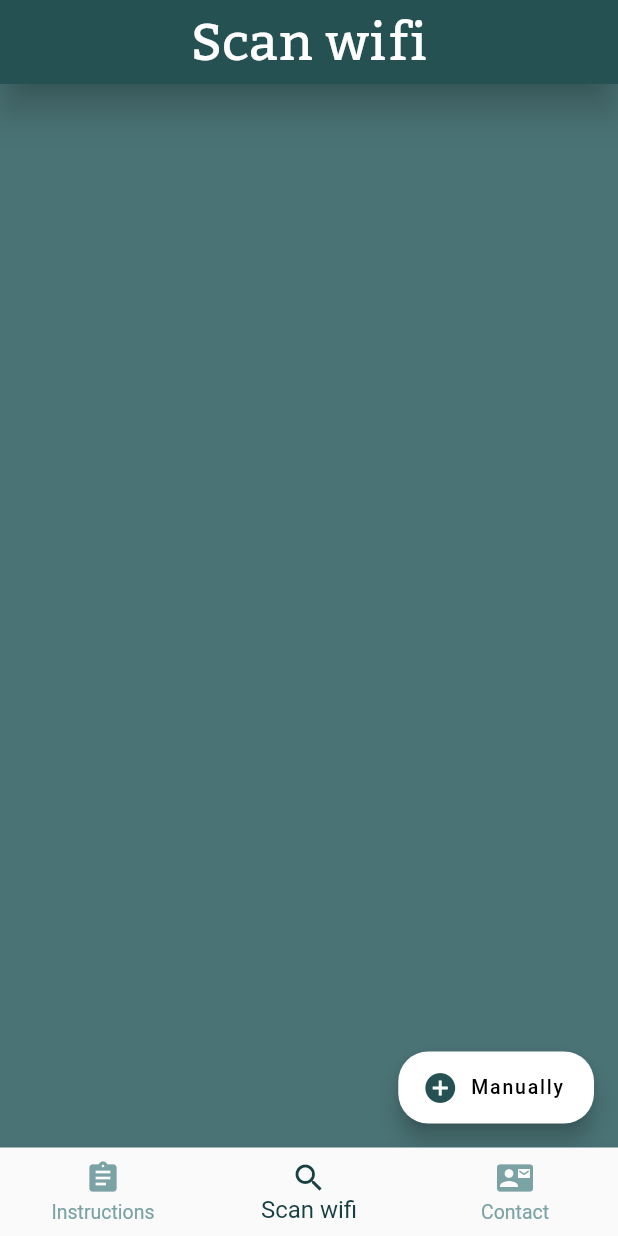
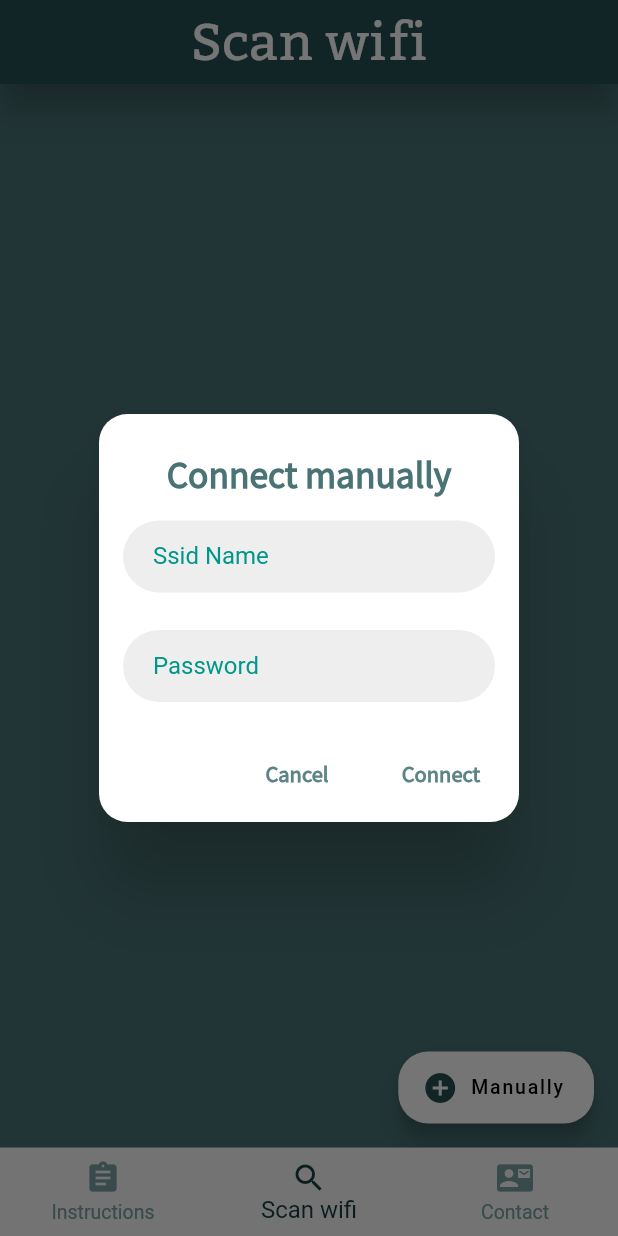
Before and after one commit to ErickMUOSD/ScanWifiAndConnect, a Flutter app: the screen it shows after launch, item 2 of the bottom bar chosen, after a tap on "Manually", on a phone screen of 412 x 824 dp. Run offline on Flutter 3.47's test engine with Material 2 defaults, Android fonts, the phone set to English and light mode, and no system bars; missing offline and left inert: giffy_dialog, wifi_configuration_2.

Commit message:
connect manually works and it was improved the logic

```diff
--- a/lib/dialogs.dart
+++ b/lib/dialogs.dart
@@ -2,12 +2,13 @@ import 'package:app/constants.dart';
 import 'package:flutter/cupertino.dart';
 import 'package:flutter/material.dart';
 import 'package:giffy_dialog/giffy_dialog.dart';
-import 'scanwifi.dart';
+
+import 'functions.dart';
 
 final myController1 = TextEditingController();
 final myController2 = TextEditingController();
 
-Scanwifi wifi = Scanwifi();
+
 
 showAlertDialog(BuildContext context, String valueText1, String valueText2,
     String valueAnimation) {
@@ -65,6 +66,42 @@ showInputDialog(BuildContext context) {
                 controller: myController1,
                 keyboardType: TextInputType.text,
                 decoration: InputDecoration(
+                  focusedBorder: OutlineInputBorder(
+                    borderSide: BorderSide(color: Colors.transparent),
+                    borderRadius:  BorderRadius.all(Radius.circular(30)),
+
+                  ),
+                    contentPadding: EdgeInsets.only(bottom: 10.0, left: 20.0),
+                    enabledBorder: OutlineInputBorder(
+                        borderSide: BorderSide(color: Colors.transparent),
+                        borderRadius: BorderRadius.all(Radius.circular(30))),
+                    border: OutlineInputBorder(
+
+                        borderSide: BorderSide(color: Colors.transparent),
+                        borderRadius: BorderRadius.all(Radius.circular(30))),
+                    hintStyle: TextStyle(
+                      color: Colors.black,
+                    ),
+                    labelStyle: TextStyle(color: Colors.teal),
+                    filled: true,
+                    fillColor: Colors.grey[200],
+                    labelText: 'Ssid Name',
+                    hintText: 'eg. Abb4e 2.4g'),
+              ),
+              SizedBox(
+                height: 25.0,
+              ),
+              TextField(
+
+                controller: myController2,
+                keyboardType: TextInputType.text,
+
+                decoration: InputDecoration(
+                    focusedBorder: OutlineInputBorder(
+                      borderSide: BorderSide(color: Colors.transparent),
+                      borderRadius:  BorderRadius.all(Radius.circular(30)),
+
+                    ),
                     contentPadding: EdgeInsets.only(bottom: 10.0, left: 20.0),
                     enabledBorder: OutlineInputBorder(
                         borderSide: BorderSide(color: Colors.transparent),
@@ -75,28 +112,7 @@ showInputDialog(BuildContext context) {
                     hintStyle: TextStyle(
                       color: Colors.black,
                     ),
-                    filled: true,
-                    fillColor: Colors.grey[200],
-                    labelText: 'Ssid Name',
-                    hintText: 'eg. Abb4e 2.4g'),
-              ),
-              SizedBox(
-                height: 25.0,
-              ),
-              TextField(
-                controller: myController2,
-                keyboardType: TextInputType.text,
-                decoration: InputDecoration(
-                    contentPadding: EdgeInsets.only(bottom: 10.0, left: 20.0),
-                    enabledBorder: OutlineInputBorder(
-                        borderSide: BorderSide(color: Colors.transparent),
-                        borderRadius: BorderRadius.all(Radius.circular(30))),
-                    border: OutlineInputBorder(
-                        borderSide: BorderSide(color: Colors.transparent),
-                        borderRadius: BorderRadius.all(Radius.circular(30))),
-                    hintStyle: TextStyle(
-                      color: Colors.black,
-                    ),
+                    labelStyle: TextStyle(color: Colors.teal),
                     filled: true,
                     fillColor: Colors.grey[200],
                     labelText: 'Password',
@@ -116,6 +132,8 @@ showInputDialog(BuildContext context) {
                 ),
                 onPressed: () {
                   Navigator.pop(context);
+                  myController1.clear();
+                  myController2.clear();
                 }),
             FlatButton(
                 child: Text(
@@ -129,9 +147,20 @@ showInputDialog(BuildContext context) {
                 ),
                 onPressed: () {
                   Navigator.pop(context);
+                  print(myController1.text);
+                  print(myController2.text);
+                  showingAlertDialog();
 
-                })
+                }
+                )
           ],
         );
       });
 }
+void showingAlertDialog() async{
+
+  WifiBrain wifi =WifiBrain();
+ await  wifi.getConnectionState(myController1.text, myController2.text);
+
+
+}
--- a/lib/scanwifi.dart
+++ b/lib/scanwifi.dart
@@ -28,12 +28,12 @@ class _MyHomePageState extends State<MyHomePage> {
   GlobalKey<RefreshIndicatorState> refreshKey;
 
   WifiNetwork wifiNetwork;
-
+  List<WifiNetwork> wifiNetworkListLocal = List();
   WifiBrain wifi;
   @override
   void initState() {
     super.initState();
-       getLis();
+       getList();
 
   }
 
@@ -58,7 +58,7 @@ class _MyHomePageState extends State<MyHomePage> {
         backgroundColor: Colors.white,
         tooltip: 'Tap to connect  manually',
         onPressed: () {
-
+     showInputDialog(context);
         },
         label: Text(
           'Manually',
@@ -87,9 +87,9 @@ class _MyHomePageState extends State<MyHomePage> {
               await _refreshList();
             },
             child: ListView.builder(
-                itemCount: wifi.wifiNetworkList.length ,
+                itemCount: wifiNetworkListLocal.length ,
                 itemBuilder: (context, int index) {
-                 wifiNetwork = wifi.wifiNetworkList[index];
+                 wifiNetwork = wifiNetworkListLocal[index];
                   //_checkStateColor(wifiNetwork.ssid.substring(0, 4));
                   return Cards(
                     iconWifi: wifi.isWell(wifiNetwork.ssid.substring(0,4)) ? Icons.network_wifi : Icons.wifi_lock,
@@ -113,9 +113,12 @@ class _MyHomePageState extends State<MyHomePage> {
 
 
 
-  void getLis() async {
+  void getList() async {
     wifi = WifiBrain();
     await wifi.getWifiList();
+    setState(() {
+     wifiNetworkListLocal=   wifi.wifiNetworkList;
+    });
 
   }
 void showingAlertDialog(BuildContext context) async{
@@ -126,7 +129,7 @@ void showingAlertDialog(BuildContext context) async{
 
   Future<Null> _refreshList() async {
     await Future.delayed(Duration(seconds: 1));
-    getLis();
+    getList();
     return null;
   }
 }
```
Also changed, not shown: lib/functions.dart (+6 -2 lines).
